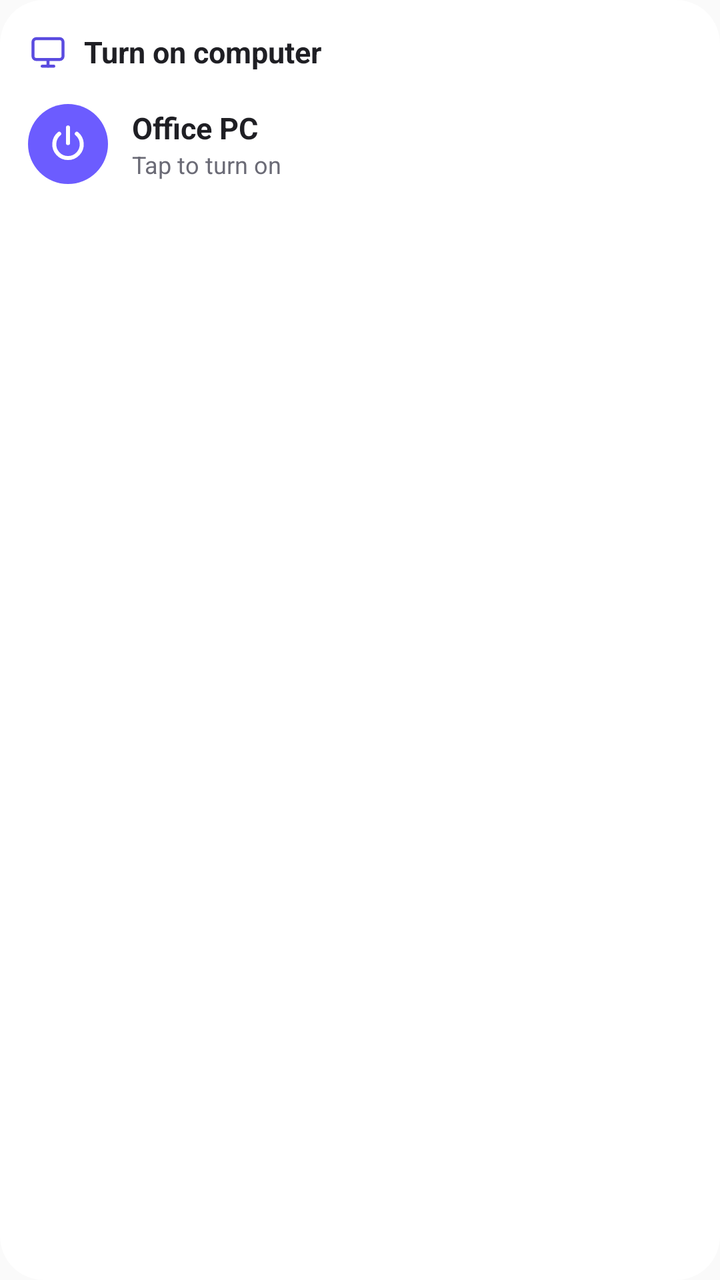
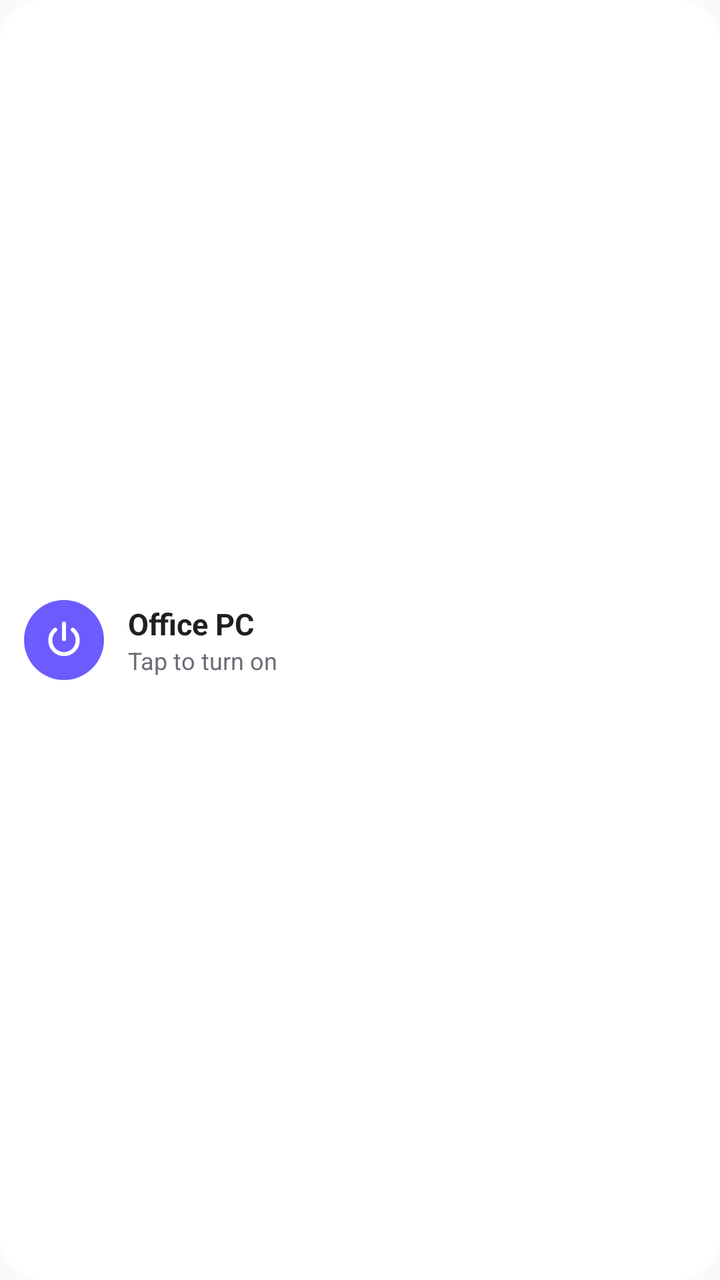

The first picture is an Android layout as it rendered before a commit; the second is the same layout after the commit. The layout source and the unified diff follow.
<!-- AndroidManifest.xml: application theme AppTheme -->
<!-- res/layout/widget_wake_preview.xml -->
<?xml version="1.0" encoding="utf-8"?>
<LinearLayout xmlns:android="http://schemas.android.com/apk/res/android"
    android:id="@+id/wk_prev_root"
    android:layout_width="match_parent"
    android:layout_height="match_parent"
    android:orientation="vertical"
    android:paddingStart="14dp"
    android:paddingEnd="8dp"
    android:paddingTop="6dp"
    android:paddingBottom="10dp"
    android:background="@drawable/widget_bg">
    <LinearLayout
        android:id="@+id/wk_prev_title_bar"
        android:layout_width="match_parent"
        android:layout_height="40dp"
        android:orientation="horizontal"
        android:gravity="center_vertical">
        <ImageView
            android:layout_width="20dp"
            android:layout_height="20dp"
            android:src="@drawable/ic_w_computer"
            android:contentDescription="@null" />
        <TextView
            android:id="@+id/wk_prev_title"
            android:layout_width="0dp"
            android:layout_height="wrap_content"
            android:layout_weight="1"
            android:layout_marginStart="8dp"
            android:maxLines="1"
            android:ellipsize="end"
            android:textSize="15sp"
            android:textStyle="bold"
            android:textColor="@color/widget_text"
            android:text="@string/widget_wake_title" />
    </LinearLayout>
    <LinearLayout
        android:id="@+id/wk_prev_row"
        android:layout_width="match_parent"
        android:layout_height="wrap_content"
        android:minHeight="52dp"
        android:orientation="horizontal"
        android:gravity="center_vertical">
        <ImageView
            android:id="@+id/wk_prev_button"
            android:layout_width="40dp"
            android:layout_height="40dp"
            android:padding="9dp"
            android:background="@drawable/widget_power_bg"
            android:src="@drawable/ic_w_power_white"
            android:contentDescription="@null" />
        <LinearLayout
            android:layout_width="0dp"
            android:layout_height="wrap_content"
            android:layout_weight="1"
            android:layout_marginStart="12dp"
            android:orientation="vertical">
            <TextView
                android:id="@+id/wk_prev_name"
                android:layout_width="match_parent"
                android:layout_height="wrap_content"
                android:maxLines="1"
                android:ellipsize="end"
                android:textSize="15sp"
                android:textStyle="bold"
                android:textColor="@color/widget_text"
                android:text="@string/widget_preview_computer" />
            <TextView
                android:id="@+id/wk_prev_status"
                android:layout_width="match_parent"
                android:layout_height="wrap_content"
                android:maxLines="1"
                android:ellipsize="end"
                android:textSize="12sp"
                android:textColor="@color/widget_muted"
                android:text="@string/widget_preview_wake" />
        </LinearLayout>
    </LinearLayout>
</LinearLayout>
<!-- resources referenced by this layout -->
<resources>
  <color name="widget_muted">#FF6B6B76</color>
  <color name="widget_text">#FF1F1F24</color>
  <!-- drawable ic_w_computer (drawable) -->
  <?xml version="1.0" encoding="utf-8"?>
  <vector xmlns:android="http://schemas.android.com/apk/res/android"
      android:width="24dp"
      android:height="24dp"
      android:viewportWidth="24"
      android:viewportHeight="24">
      <path
          android:fillColor="#00000000"
          android:strokeColor="@color/widget_icon"
          android:strokeWidth="1.8"
          android:strokeLineCap="round"
          android:strokeLineJoin="round"
          android:pathData="M5,4H19A2,2 0,0 1,21,6V14.5A2,2 0,0 1,19,16.5H5A2,2 0,0 1,3,14.5V6A2,2 0,0 1,5,4Z" />
      <path
          android:fillColor="#00000000"
          android:strokeColor="@color/widget_icon"
          android:strokeWidth="1.8"
          android:strokeLineCap="round"
          android:strokeLineJoin="round"
          android:pathData="M12,16.5L12,20.5" />
      <path
          android:fillColor="#00000000"
          android:strokeColor="@color/widget_icon"
          android:strokeWidth="1.8"
          android:strokeLineCap="round"
          android:strokeLineJoin="round"
          android:pathData="M8.5,20.5L15.5,20.5" />
  </vector>
  <!-- drawable ic_w_power_white (drawable) -->
  <?xml version="1.0" encoding="utf-8"?>
  <vector xmlns:android="http://schemas.android.com/apk/res/android"
      android:width="24dp"
      android:height="24dp"
      android:viewportWidth="24"
      android:viewportHeight="24">
      <path
          android:fillColor="#00000000"
          android:strokeColor="@color/widget_on_accent"
          android:strokeWidth="2.2"
          android:strokeLineCap="round"
          android:strokeLineJoin="round"
          android:pathData="M7.2,6.4a7.5,7.5 0,1 0,9.6,0M12,3V11.5" />
  </vector>
  <!-- drawable widget_bg (drawable) -->
  <?xml version="1.0" encoding="utf-8"?>
  <shape xmlns:android="http://schemas.android.com/apk/res/android" android:shape="rectangle">
      <solid android:color="@color/widget_bg" />
      <corners android:radius="22dp" />
  </shape>
  <!-- drawable widget_power_bg (drawable) -->
  <?xml version="1.0" encoding="utf-8"?>
  <shape xmlns:android="http://schemas.android.com/apk/res/android" android:shape="oval">
      <solid android:color="@color/widget_accent" />
  </shape>
  <string name="widget_preview_computer">Office PC</string>
  <string name="widget_preview_wake">Tap to turn on</string>
  <string name="widget_wake_title">Turn on computer</string>
  <style name="AppTheme" parent="Theme.AppCompat.Light.DarkActionBar">
          
          <item name="colorPrimary">@color/colorPrimary</item>
          <item name="colorPrimaryDark">@color/colorPrimaryDark</item>
          <item name="colorAccent">@color/colorAccent</item>
      </style>
  <color name="widget_icon">#FF5A4BE0</color>
  <color name="widget_on_accent">#FFFFFFFF</color>
  <color name="widget_bg">#F5FFFFFF</color>
  <color name="widget_accent">#FF6C5CFF</color>
</resources>

<!-- the commit's change to res/layout/widget_wake_preview.xml (unified diff, before → after) -->
@@ -4,40 +4,17 @@
     android:layout_width="match_parent"
     android:layout_height="match_parent"
     android:orientation="vertical"
-    android:paddingStart="14dp"
-    android:paddingEnd="8dp"
+    android:gravity="center_vertical"
+    android:paddingStart="12dp"
+    android:paddingEnd="12dp"
     android:paddingTop="6dp"
-    android:paddingBottom="10dp"
+    android:paddingBottom="6dp"
     android:background="@drawable/widget_bg">
-    <LinearLayout
-        android:id="@+id/wk_prev_title_bar"
-        android:layout_width="match_parent"
-        android:layout_height="40dp"
-        android:orientation="horizontal"
-        android:gravity="center_vertical">
-        <ImageView
-            android:layout_width="20dp"
-            android:layout_height="20dp"
-            android:src="@drawable/ic_w_computer"
-            android:contentDescription="@null" />
-        <TextView
-            android:id="@+id/wk_prev_title"
-            android:layout_width="0dp"
-            android:layout_height="wrap_content"
-            android:layout_weight="1"
-            android:layout_marginStart="8dp"
-            android:maxLines="1"
-            android:ellipsize="end"
-            android:textSize="15sp"
-            android:textStyle="bold"
-            android:textColor="@color/widget_text"
-            android:text="@string/widget_wake_title" />
-    </LinearLayout>
     <LinearLayout
         android:id="@+id/wk_prev_row"
         android:layout_width="match_parent"
         android:layout_height="wrap_content"
-        android:minHeight="52dp"
+        android:minHeight="48dp"
         android:orientation="horizontal"
         android:gravity="center_vertical">
         <ImageView
<!-- resource entries referenced after the edit -->
@@ -2,35 +2,6 @@
 <resources>
   <color name="widget_muted">#FF6B6B76</color>
   <color name="widget_text">#FF1F1F24</color>
-  <!-- drawable ic_w_computer (drawable) -->
-  <?xml version="1.0" encoding="utf-8"?>
-  <vector xmlns:android="http://schemas.android.com/apk/res/android"
-      android:width="24dp"
-      android:height="24dp"
-      android:viewportWidth="24"
-      android:viewportHeight="24">
-      <path
-          android:fillColor="#00000000"
-          android:strokeColor="@color/widget_icon"
-          android:strokeWidth="1.8"
-          android:strokeLineCap="round"
-          android:strokeLineJoin="round"
-          android:pathData="M5,4H19A2,2 0,0 1,21,6V14.5A2,2 0,0 1,19,16.5H5A2,2 0,0 1,3,14.5V6A2,2 0,0 1,5,4Z" />
-      <path
-          android:fillColor="#00000000"
-          android:strokeColor="@color/widget_icon"
-          android:strokeWidth="1.8"
-          android:strokeLineCap="round"
-          android:strokeLineJoin="round"
-          android:pathData="M12,16.5L12,20.5" />
-      <path
-          android:fillColor="#00000000"
-          android:strokeColor="@color/widget_icon"
-          android:strokeWidth="1.8"
-          android:strokeLineCap="round"
-          android:strokeLineJoin="round"
-          android:pathData="M8.5,20.5L15.5,20.5" />
-  </vector>
   <!-- drawable ic_w_power_white (drawable) -->
   <?xml version="1.0" encoding="utf-8"?>
   <vector xmlns:android="http://schemas.android.com/apk/res/android"
@@ -59,14 +30,12 @@
   </shape>
   <string name="widget_preview_computer">Office PC</string>
   <string name="widget_preview_wake">Tap to turn on</string>
-  <string name="widget_wake_title">Turn on computer</string>
   <style name="AppTheme" parent="Theme.AppCompat.Light.DarkActionBar">
           
           <item name="colorPrimary">@color/colorPrimary</item>
           <item name="colorPrimaryDark">@color/colorPrimaryDark</item>
           <item name="colorAccent">@color/colorAccent</item>
       </style>
-  <color name="widget_icon">#FF5A4BE0</color>
   <color name="widget_on_accent">#FFFFFFFF</color>
   <color name="widget_bg">#F5FFFFFF</color>
   <color name="widget_accent">#FF6C5CFF</color>
